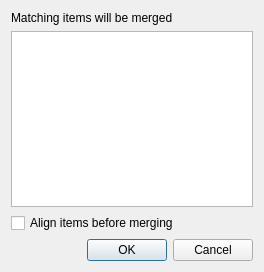
This is actionlib/actions/specmergedialog.ui in hvennekate/data_element as Qt 5 draws it before an edit. The edited form follows.
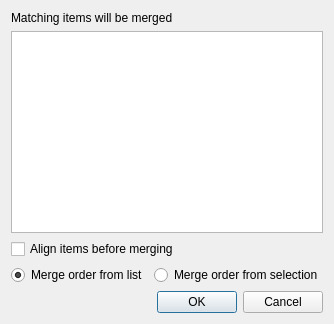
This is the edited form.

Commit message: Optional sort before merging (ATTN: Merge not safe yet)

```diff
--- a/actionlib/actions/specmergedialog.ui
+++ b/actionlib/actions/specmergedialog.ui
@@ -6,8 +6,8 @@
    <rect>
     <x>0</x>
     <y>0</y>
-    <width>264</width>
-    <height>272</height>
+    <width>325</width>
+    <height>324</height>
    </rect>
   </property>
   <property name="windowTitle">
@@ -47,6 +47,27 @@
      </property>
     </widget>
    </item>
+   <item>
+    <layout class="QHBoxLayout" name="horizontalLayout">
+     <item>
+      <widget class="QRadioButton" name="listingOrder">
+       <property name="text">
+        <string>Merge order from list</string>
+       </property>
+       <property name="checked">
+        <bool>true</bool>
+       </property>
+      </widget>
+     </item>
+     <item>
+      <widget class="QRadioButton" name="selectionOrder">
+       <property name="text">
+        <string>Merge order from selection</string>
+       </property>
+      </widget>
+     </item>
+    </layout>
+   </item>
    <item>
     <widget class="QDialogButtonBox" name="buttonBox">
      <property name="orientation">
```
The commit also changes 3 other files.
